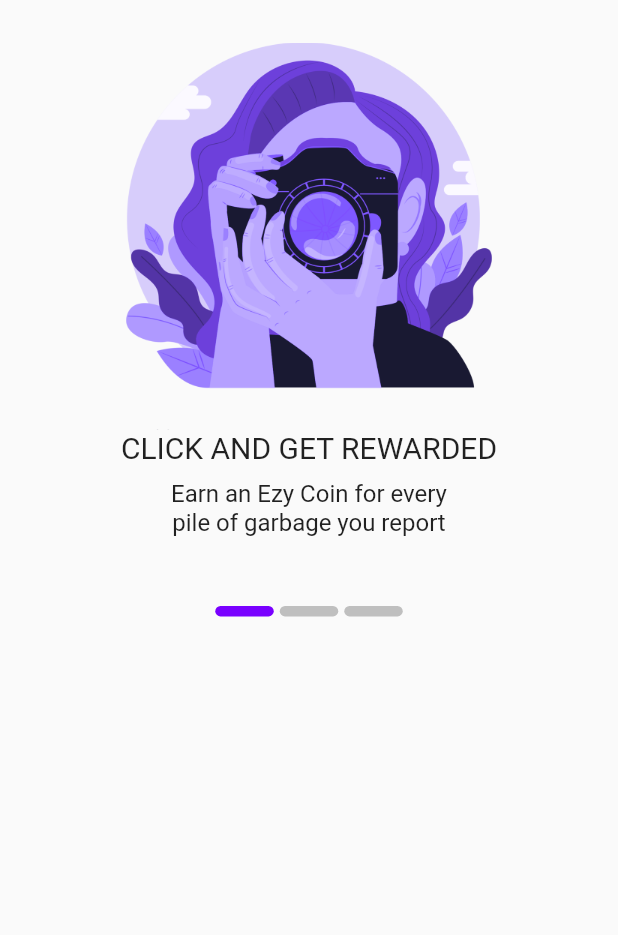
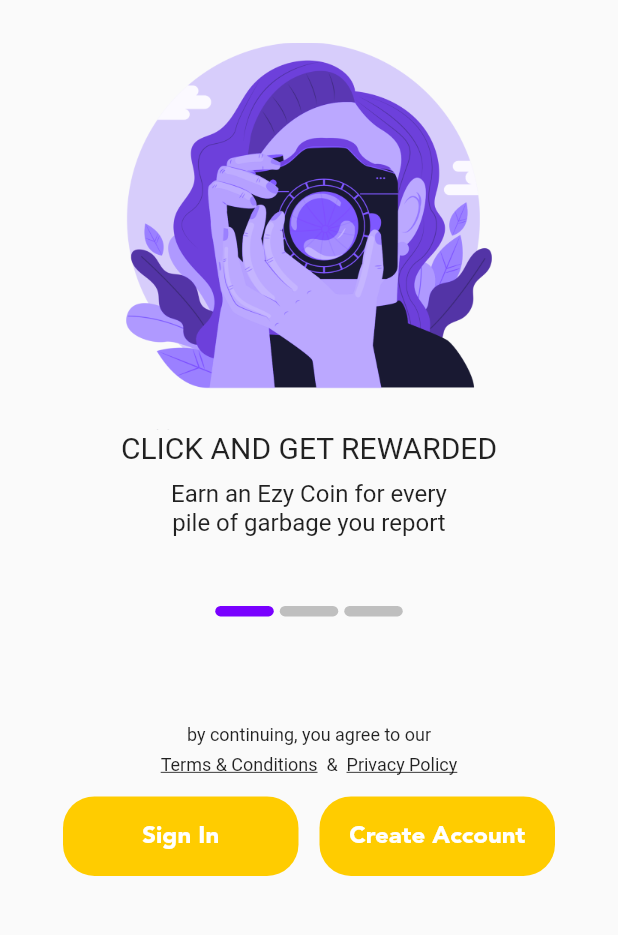
Before and after one commit to nitishsharma2825/BreezyUITemp, a Flutter app: the TransitionScreen screen opened directly, on a phone screen of 412 x 824 dp, the part 209-1144 px from its top. Run offline on Flutter 3.47's test engine with Material 2 defaults, Android fonts, the light colour scheme and no system bars; drawn by our look-alikes of carousel_slider; our stand-ins replace splashscreen; Roboto replaces fonts that are missing (AvenirLT).

Commit message:
added buttons

```diff
--- a/lib/screens/transition.dart
+++ b/lib/screens/transition.dart
@@ -1,5 +1,7 @@
 import 'package:flutter/material.dart';
+import 'package:breezy_ui/widgets/carousel_item.dart';
 import 'package:carousel_slider/carousel_slider.dart';
+import 'package:breezy_ui/constants/constants.dart';
 
 class TransitionScreen extends StatefulWidget {
   @override
@@ -67,6 +69,102 @@ class _TransitionScreenState extends State<TransitionScreen> {
                 );
               }).toList(),
             ),
+            SizedBox(
+              height: 62,
+            ),
+            Center(
+              child: Padding(
+                padding: EdgeInsets.symmetric(horizontal: 100),
+                child: Text(
+                  'by continuing, you agree to our',
+                  textAlign: TextAlign.center,
+                  style: TextStyle(fontSize: 12, fontFamily: 'AvenirLT'),
+                ),
+              ),
+            ),
+            SizedBox(
+              height: 6,
+            ),
+            Center(
+              child: Padding(
+                padding: EdgeInsets.symmetric(horizontal: 100),
+                child: Text.rich(
+                  TextSpan(
+                    text: 'Terms & Conditions',
+                    // textAlign: TextAlign.center,
+                    style: TextStyle(
+                      fontSize: 12,
+                      fontFamily: 'AvenirLT',
+                      decoration: TextDecoration.underline,
+                    ),
+                    children: [
+                      TextSpan(
+                          text: '  &  ',
+                          style: TextStyle(
+                              fontSize: 12,
+                              fontFamily: 'AvenirLT',
+                              decoration: TextDecoration.none),
+                          children: [
+                            TextSpan(
+                              text: 'Privacy Policy',
+                              style: TextStyle(
+                                fontSize: 12,
+                                fontFamily: 'AvenirLT',
+                                decoration: TextDecoration.underline,
+                              ),
+                            )
+                          ]),
+                    ],
+                  ),
+                ),
+              ),
+            ),
+            SizedBox(
+              height: 14,
+            ),
+            Row(
+              mainAxisAlignment: MainAxisAlignment.center,
+              children: [
+                Padding(
+                  padding: EdgeInsets.fromLTRB(25, 0, 7, 0),
+                  child: Container(
+                    height: 53,
+                    width: 157,
+                    alignment: Alignment.center,
+                    decoration: BoxDecoration(
+                      borderRadius: BorderRadius.circular(21),
+                      color: kAccentColor,
+                    ),
+                    child: Text(
+                      "Sign In",
+                      style: TextStyle(
+                          color: Colors.white,
+                          fontSize: 16,
+                          fontFamily: kFontFamilyB),
+                    ),
+                  ),
+                ),
+                Padding(
+                  padding: EdgeInsets.fromLTRB(7, 0, 25, 0),
+                  child: Container(
+                    height: 53,
+                    width: 157,
+                    alignment: Alignment.center,
+                    decoration: BoxDecoration(
+                      borderRadius: BorderRadius.circular(21),
+                      color: kAccentColor,
+                    ),
+                    child: Text(
+                      "Create Account",
+                      style: TextStyle(
+                          color: Colors.white,
+                          fontSize: 16,
+                          fontFamily: kFontFamilyB),
+                    ),
+                  ),
+                )
+              ],
+            ),
           ],
         ),
       ),
@@ -96,7 +194,7 @@ class _TransitionScreenState extends State<TransitionScreen> {
       width: 331,
     )
   ];
-  // ].map((i) {
+  // .map((i) {
   //   return Builder(
   //     builder: (BuildContext context) {
   //       return Container(
@@ -111,57 +209,3 @@ class _TransitionScreenState extends State<TransitionScreen> {
   //   );
   // }).toList();
 }
-
-class BuildCarouselItem extends StatelessWidget {
-  final String imgPath;
-  final String title;
-  final String subTitle;
-  final double heigth;
-  final double width;
-  BuildCarouselItem(
-      {@required this.imgPath,
-      this.title,
-      this.subTitle,
-      this.heigth,
-      this.width});
-
-  @override
-  Widget build(BuildContext context) {
-    return Column(
-      mainAxisAlignment: MainAxisAlignment.end,
-      crossAxisAlignment: CrossAxisAlignment.center,
-      children: [
-        Container(
-          height: heigth,
-          width: width,
-          child: Image(
-            image: AssetImage(imgPath),
-            fit: BoxFit.fitWidth,
-          ),
-        ),
-        Center(
-          child: Padding(
-            padding: EdgeInsets.symmetric(horizontal: 50),
-            child: Text(
-              title,
-              style: TextStyle(fontSize: 20, fontFamily: 'AvenirLT'),
-            ),
-          ),
-        ),
-        SizedBox(
-          height: 10,
-        ),
-        Center(
-          child: Padding(
-            padding: EdgeInsets.symmetric(horizontal: 100),
-            child: Text(
-              subTitle,
-              textAlign: TextAlign.center,
-              style: TextStyle(fontSize: 16, fontFamily: 'AvenirLT'),
-            ),
-          ),
-        )
-      ],
-    );
-  }
-}
```
